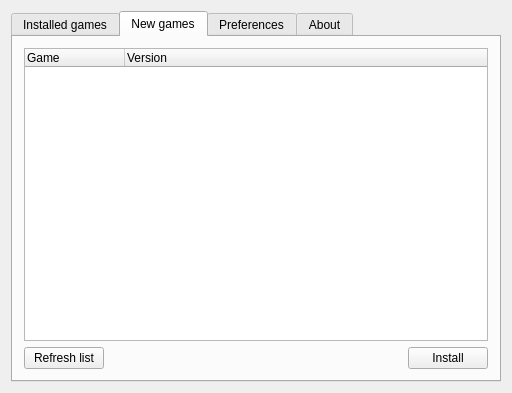
First picture: the form in mainwindow.ui, repository instead-hub/instead-launcher, before the edit.
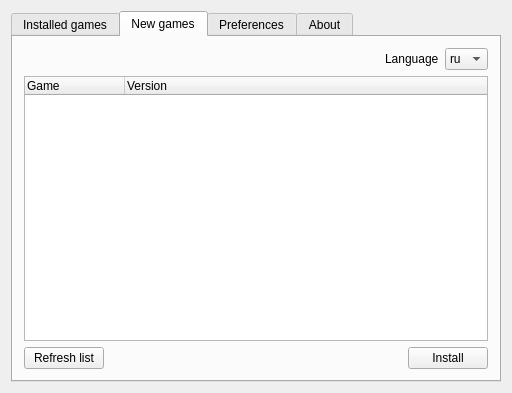
Second picture: the form after the edit.

Patch:
```diff
--- a/mainwindow.ui
+++ b/mainwindow.ui
@@ -17,8 +17,8 @@
    <enum>QTabWidget::Rounded</enum>
   </property>
   <widget class="QWidget" name="centralWidget">
-   <layout class="QVBoxLayout" name="verticalLayout">
-    <item>
+   <layout class="QGridLayout" name="gridLayout_2">
+    <item row="0" column="0">
      <widget class="QTabWidget" name="tabInstall">
       <property name="currentIndex">
        <number>1</number>
@@ -75,8 +75,51 @@
        <attribute name="title">
         <string>New games</string>
        </attribute>
-       <layout class="QVBoxLayout" name="verticalLayout_5">
-        <item>
+       <layout class="QGridLayout" name="gridLayout_3">
+        <item row="0" column="0">
+         <layout class="QHBoxLayout" name="horizontalLayout_5">
+          <item>
+           <spacer name="horizontalSpacer_4">
+            <property name="orientation">
+             <enum>Qt::Horizontal</enum>
+            </property>
+            <property name="sizeHint" stdset="0">
+             <size>
+              <width>40</width>
+              <height>20</height>
+             </size>
+            </property>
+           </spacer>
+          </item>
+          <item>
+           <widget class="QLabel" name="langLabel">
+            <property name="text">
+             <string>Language</string>
+            </property>
+           </widget>
+          </item>
+          <item>
+           <widget class="QComboBox" name="langComboBox">
+            <item>
+             <property name="text">
+              <string>ru</string>
+             </property>
+            </item>
+            <item>
+             <property name="text">
+              <string>en</string>
+             </property>
+            </item>
+            <item>
+             <property name="text">
+              <string>es</string>
+             </property>
+            </item>
+           </widget>
+          </item>
+         </layout>
+        </item>
+        <item row="1" column="0">
          <widget class="QTreeWidget" name="listNewGames">
           <property name="rootIsDecorated">
            <bool>false</bool>
@@ -93,7 +136,7 @@
           </column>
          </widget>
         </item>
-        <item>
+        <item row="2" column="0">
          <layout class="QHBoxLayout" name="horizontalLayout_3">
           <item>
            <widget class="QPushButton" name="refreshPushButton">
```
